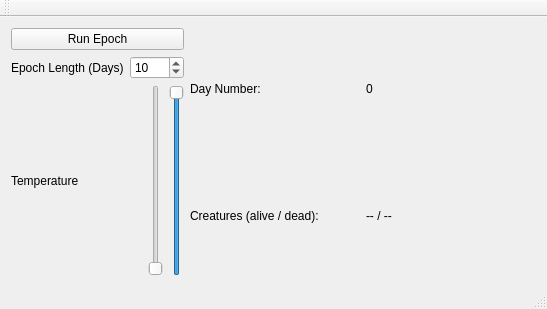
Old version of the form ui/evolveui.ui in the repository lobocv/Evolve.
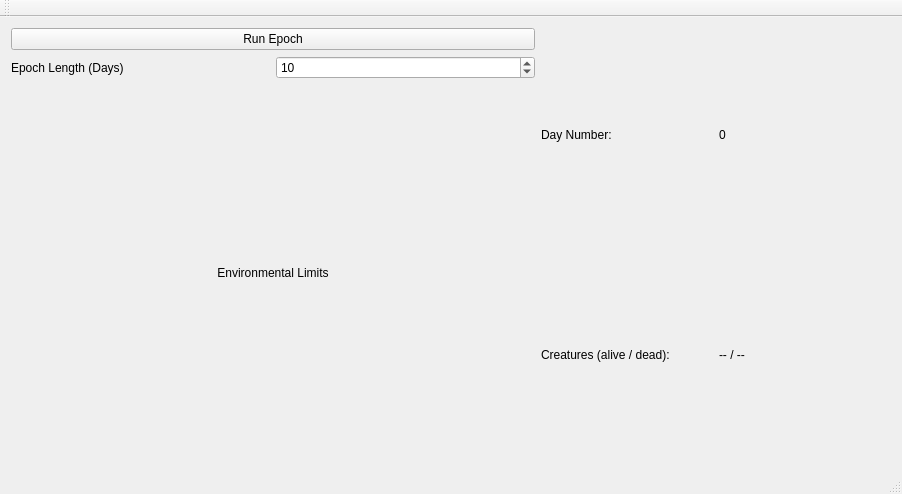
New version of the form.

Commit message: Dynamically add Attribute slider widgets

```diff
--- a/ui/evolveui.ui
+++ b/ui/evolveui.ui
@@ -6,8 +6,8 @@
    <rect>
     <x>0</x>
     <y>0</y>
-    <width>547</width>
-    <height>309</height>
+    <width>902</width>
+    <height>494</height>
    </rect>
   </property>
   <property name="windowTitle">
@@ -16,7 +16,7 @@
   <widget class="QWidget" name="centralWidget">
    <layout class="QVBoxLayout" name="verticalLayout">
     <item>
-     <layout class="QHBoxLayout" name="horizontalLayout" stretch="1,0">
+     <layout class="QHBoxLayout" name="horizontalLayout" stretch="3,2">
       <item>
        <layout class="QVBoxLayout" name="verticalLayout_3">
         <item>
@@ -50,45 +50,27 @@
            </layout>
           </item>
           <item>
-           <layout class="QHBoxLayout" name="horizontalLayout_2">
+           <layout class="QVBoxLayout" name="verticalLayout_2">
             <item>
              <widget class="QLabel" name="label">
+              <property name="frameShadow">
+               <enum>QFrame::Plain</enum>
+              </property>
               <property name="text">
-               <string>Temperature</string>
+               <string>Environmental Limits</string>
+              </property>
+              <property name="alignment">
+               <set>Qt::AlignCenter</set>
               </property>
              </widget>
             </item>
             <item>
-             <layout class="QHBoxLayout" name="horizontalLayout_5">
-              <item>
-               <widget class="QSlider" name="temperature_min_slider">
-                <property name="orientation">
-                 <enum>Qt::Vertical</enum>
-                </property>
-               </widget>
-              </item>
-              <item>
-               <widget class="QSlider" name="temperature_max_slider">
-                <property name="maximum">
-                 <number>100</number>
-                </property>
-                <property name="value">
-                 <number>100</number>
-                </property>
-                <property name="orientation">
-                 <enum>Qt::Vertical</enum>
-                </property>
-               </widget>
-              </item>
-             </layout>
+             <layout class="QVBoxLayout" name="attributes_layout"/>
             </item>
            </layout>
           </item>
          </layout>
         </item>
-        <item>
-         <layout class="QHBoxLayout" name="horizontalLayout_4"/>
-        </item>
        </layout>
       </item>
       <item>
@@ -132,7 +114,7 @@
     <rect>
      <x>0</x>
      <y>0</y>
-     <width>547</width>
+     <width>902</width>
      <height>22</height>
     </rect>
    </property>
```
The commit also changes 7 other files.
